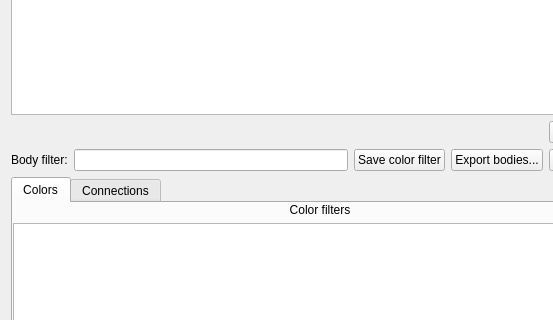
janelia-flyem/NeuTu, file neurolabi/gui/dialogs/flyembodyinfodialog.ui: the form before one commit; both pictures show x 0 to 553 and y 246 to 566 of the 640 by 800 pixel window.
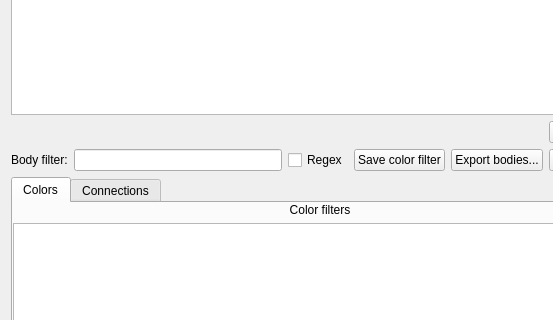
The form after the commit.

Commit message: enabled optional regular expressions in body filter

What changed in the file:
```diff
--- a/neurolabi/gui/dialogs/flyembodyinfodialog.ui
+++ b/neurolabi/gui/dialogs/flyembodyinfodialog.ui
@@ -112,6 +112,13 @@
        </property>
       </widget>
      </item>
+     <item>
+      <widget class="QCheckBox" name="regexCheckBox">
+       <property name="text">
+        <string>Regex</string>
+       </property>
+      </widget>
+     </item>
      <item>
       <widget class="QPushButton" name="saveColorFilterButton">
        <property name="text">
```
The commit also changes 1 other file.
